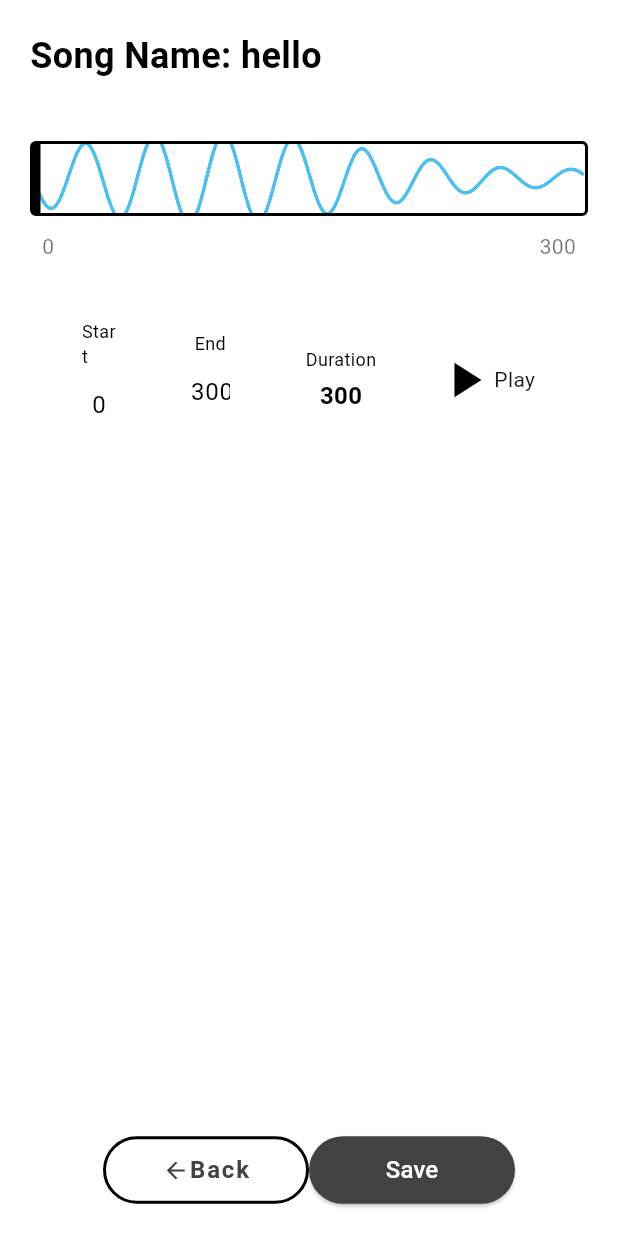
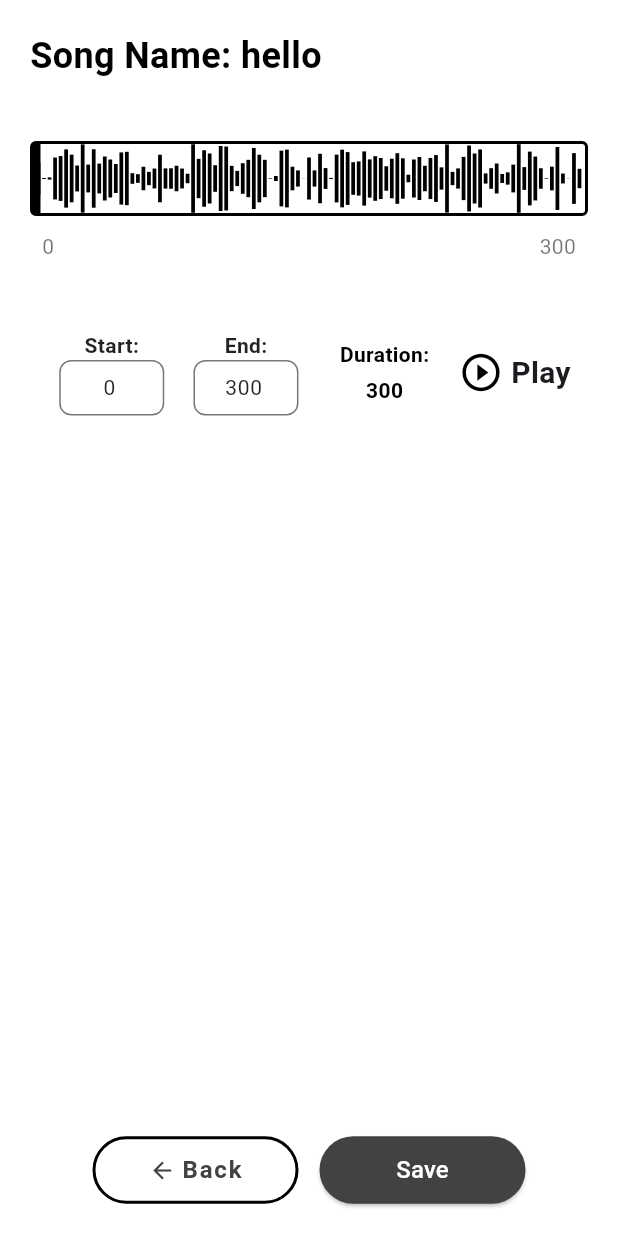
Before and after one commit to Amanbig/template, a Flutter app: the screen it shows after launch, after a tap on "Crop Music", on a phone screen of 412 x 824 dp. Run offline on Flutter 3.47's test engine with Material 3 defaults, Android fonts, the light colour scheme and no system bars; our stand-ins replace audioplayers, file_picker; Roboto replaces fonts that are missing (Times New Roman).

Commit message:
added new files

```diff
--- a/lib/components/drop_down.dart
+++ b/lib/components/drop_down.dart
@@ -1,9 +1,12 @@
+import 'package:file_picker/file_picker.dart';
 import 'package:flutter/material.dart';
 
 class DropDown extends StatefulWidget {
   bool isDropdownVisible;
   final void Function(bool) updateDropDown;
-  DropDown({super.key, required this.isDropdownVisible, required this.updateDropDown});
+  final void Function(String) updatePath;
+
+  DropDown({super.key, required this.isDropdownVisible, required this.updateDropDown, required this.updatePath});
 
   @override
   State<DropDown> createState() => _DropDownState();
@@ -19,6 +22,16 @@ class _DropDownState extends State<DropDown> {
     'Music 5',
   ];
   String selectedMusic = 'Music 1';
+
+  Future<void> pickFile() async {
+    FilePickerResult? result = await FilePicker.platform.pickFiles();
+    if (result != null && result.files.isNotEmpty) {
+      String? path = result.files.single.path;
+      if (path != null) {
+        widget.updatePath(path);
+      }
+    }
+  }
 
   @override
   Widget build(BuildContext context) {
@@ -81,7 +94,13 @@ class _DropDownState extends State<DropDown> {
                   return InkWell(
                     onTap: () {
                       setState(() {
-                        selectedMusic = item;
+                        if (index == 0) {
+                          pickFile();
+                          selectedMusic = 'New Audio';
+                          musicList.insert(1, selectedMusic);
+                        } else {
+                          selectedMusic = item;
+                        }
                         widget.isDropdownVisible = false;
                         widget.updateDropDown(widget.isDropdownVisible);
                       });
@@ -90,15 +109,18 @@ class _DropDownState extends State<DropDown> {
                       padding: const EdgeInsets.all(12.0),
                       child: Row(
                         children: [
-                          index==0 ? Icon(Icons.upload):Icon(Icons.play_circle_outlined),
-                          SizedBox(width: 2,),
-                          index==0 ?Text(
+                          index == 0
+                              ? Icon(Icons.upload)
+                              : Icon(Icons.play_circle_outlined),
+                          SizedBox(width: 2),
+                          index == 0
+                              ? Text(
                             item,
                             style: TextStyle(
                               color: Colors.green,
                             ),
                           )
-                              :Text(item),
+                              : Text(item),
                         ],
                       ),
                     ),
--- a/lib/pages/crop_page.dart
+++ b/lib/pages/crop_page.dart
@@ -186,7 +186,7 @@ class _AudioCropperPageState extends State<AudioCropperPage> {
           BoxShadow(
             color: Colors.white,
             blurRadius: 10,
-            spreadRadius: 1,
+            spreadRadius: 2,
           ),
         ],
       ),
@@ -195,7 +195,7 @@ class _AudioCropperPageState extends State<AudioCropperPage> {
           return Stack(
             children: [
               CustomPaint(
-                size: Size(constraints.maxWidth, 50),
+                size: Size(constraints.maxWidth, 150),
                 painter: WaveformPainter(
                   currentTime: _currentTimeNotifier.value,
                   totalDuration: totalDuration,
@@ -224,16 +224,36 @@ class _AudioCropperPageState extends State<AudioCropperPage> {
     );
   }
 
+
   Widget _buildCropHandles(double containerWidth) {
     return Stack(
       children: [
+        // Left-side overlay
+        Positioned(
+          left: 0,
+          width: (start / totalDuration) * containerWidth,
+          child: Container(
+            height: 50,
+            color: Colors.black.withOpacity(0.3),
+          ),
+        ),
+        // Right-side overlay
+        Positioned(
+          right: 0,
+          width: ((totalDuration - end) / totalDuration) * containerWidth,
+          child: Container(
+            height: 50,
+            color: Colors.black.withOpacity(0.3),
+          ),
+        ),
+        // Start handle
         Positioned(
           left: (start / totalDuration) * containerWidth,
           child: GestureDetector(
             onHorizontalDragUpdate: (details) {
               setState(() {
                 final newStart = start +
-                    (details.delta.dx / containerWidth) * totalDuration;
+                    (details.primaryDelta! / containerWidth) * totalDuration;
                 start = newStart.clamp(0, end - 1);
                 _startController.text = _formatTime(start);
               });
@@ -245,13 +265,14 @@ class _AudioCropperPageState extends State<AudioCropperPage> {
             ),
           ),
         ),
+        // End handle
         Positioned(
-          left: (end / totalDuration) * containerWidth,
+          left: ((end / totalDuration) * containerWidth) - 5,  // Subtract handle width
           child: GestureDetector(
             onHorizontalDragUpdate: (details) {
               setState(() {
                 final newEnd = end +
-                    (details.delta.dx / containerWidth) * totalDuration;
+                    (details.primaryDelta! / containerWidth) * totalDuration;
                 end = newEnd.clamp(start + 1, totalDuration);
                 _endController.text = _formatTime(end);
               });
@@ -268,42 +289,78 @@ class _AudioCropperPageState extends State<AudioCropperPage> {
   }
 
   Widget _buildTimeControls() {
-    return Row(
+    return Padding(
+      padding: const EdgeInsets.all(8.0),
+      child: LayoutBuilder(
+        builder: (context, constraints) {
+          final isSmallScreen = constraints.maxWidth < 300;
+
+          return Column(
+            children: [
+              Row(
                 mainAxisAlignment: MainAxisAlignment.spaceEvenly,
+                crossAxisAlignment: CrossAxisAlignment.center,
                 children: [
-        _buildTimeInput('Start', _startController, true),
-        _buildTimeInput('End', _endController, false),
-        _buildTimeDisplay('Duration', _formatTime(end - start)),
-        _buildPlaybackControls(),
+                  _buildTimeInput('Start', _startController, true, isSmallScreen),
+                  _buildTimeInput('End', _endController, false, isSmallScreen),
+                  if(!isSmallScreen)_buildTimeDisplay('Duration', _formatTime(end - start)),
+                  if(!isSmallScreen)_buildPlaybackControls(),
                 ],
+              ),
+              const SizedBox(height: 10),
+              if(isSmallScreen)_buildTimeDisplay('Duration', _formatTime(end - start)),
+              const SizedBox(height: 10),
+              if(isSmallScreen)_buildPlaybackControls(),
+            ],
+          );
+        },
+      ),
     );
   }
 
   Widget _buildTimeInput(
-      String label, TextEditingController controller, bool isStart) {
-    return Container(
-      width: 50,
-      padding: const EdgeInsets.symmetric(horizontal: 12, vertical: 8),
+      String label, TextEditingController controller, bool isStart, bool isSmallScreen) {
+    final double width = isSmallScreen ? 50 : 70; // Adjust width for smaller screens
+    return Padding(
+      padding: const EdgeInsets.all(8.0),
+      child: Container(
+        width: width,
         decoration: BoxDecoration(
           borderRadius: BorderRadius.circular(10),
         ),
         child: Column(
+          crossAxisAlignment: CrossAxisAlignment.center,
           children: [
             Text(
-            label,
-            style: const TextStyle(color: Colors.black, fontSize: 12),
+              '$label:',
+              style: const TextStyle(
+                color: Colors.black87,
+                fontWeight: FontWeight.bold,
+                fontSize: 14,
+              ),
             ),
             TextField(
               controller: controller,
-            style: const TextStyle(color: Colors.black, fontSize: 16),
+              style: const TextStyle(
+                color: Colors.black87,
+                fontSize: 14,
+              ),
               textAlign: TextAlign.center,
-            decoration: const InputDecoration(
-              border: InputBorder.none,
-              contentPadding: EdgeInsets.zero,
+              keyboardType: TextInputType.datetime,
+              decoration: InputDecoration(
+                isDense: true,
+                contentPadding: const EdgeInsets.symmetric(vertical: 8, horizontal: 2),
+                border: const OutlineInputBorder(
+                  borderRadius: BorderRadius.all(Radius.circular(8)),
+                ),
+                focusedBorder: const OutlineInputBorder(
+                  borderRadius: BorderRadius.all(Radius.circular(8)),
+                ),
               ),
               onSubmitted: (_) => _updateTimeFromText(isStart),
             ),
           ],
+        ),
       ),
     );
   }
@@ -317,8 +374,12 @@ class _AudioCropperPageState extends State<AudioCropperPage> {
       child: Column(
         children: [
           Text(
-            label,
-            style: const TextStyle(color: Colors.black, fontSize: 12),
+            '$label:',
+            style: const TextStyle(
+              color: Colors.black,
+              fontSize: 14,
+              fontWeight: FontWeight.bold,
+            ),
           ),
           const SizedBox(height: 4),
           Text(
@@ -326,7 +387,7 @@ class _AudioCropperPageState extends State<AudioCropperPage> {
             style: const TextStyle(
               color: Colors.black,
               fontWeight: FontWeight.bold,
-              fontSize: 16,
+              fontSize: 14,
             ),
           ),
         ],
@@ -340,32 +401,34 @@ class _AudioCropperPageState extends State<AudioCropperPage> {
       children: [
         GestureDetector(
           onTap: _playPauseMusic,
-          child: Container(
-            width: 80,
-            height: 80,
-            decoration: BoxDecoration(
-              shape: BoxShape.circle,
-            ),
           child: Row(
             children: [
               Icon(
-                  isPlaying ? Icons.pause : Icons.play_arrow,
-                  size: 40,
+                isPlaying ? Icons.pause_circle_outline : Icons.play_circle_outline,
+                size: 30,
                 color: Colors.black,
               ),
-                Text(!isPlaying ? 'Play' : 'Pause'),
+              const SizedBox(width: 5),
+              Text(
+                !isPlaying ? 'Play' : 'Pause',
+                style: const TextStyle(
+                  fontSize: 20,
+                  fontWeight: FontWeight.bold,
+                ),
+              ),
             ],
-            ),
           ),
         ),
       ],
     );
   }
 
+
   Widget _buildActionButtons() {
     return Row(
       mainAxisAlignment: MainAxisAlignment.center,
       crossAxisAlignment: CrossAxisAlignment.center,
+      spacing: 14,
       children: [
         TextButton(
           onPressed: () {
@@ -387,6 +450,7 @@ class _AudioCropperPageState extends State<AudioCropperPage> {
             mainAxisAlignment: MainAxisAlignment.center,
             children: [
               Icon(Icons.arrow_back, color: Colors.grey[800]),
+              SizedBox(width: 4,),
               Text('Back',
                   style: TextStyle(
                     color: Colors.grey[800],
@@ -435,80 +499,32 @@ class WaveformPainter extends CustomPainter {
   @override
   void paint(Canvas canvas, Size size) {
     final paint = Paint()
-      ..color = Colors.grey[600]!
-      ..strokeWidth = 2
-      ..style = PaintingStyle.stroke;
+      ..color = Colors.black
+      ..strokeWidth = 2.5;
 
-    final activePaint = Paint()
-      ..color = Colors.blue[400]!
-      ..strokeWidth = 2
-      ..style = PaintingStyle.stroke;
+    final random = Random();
+    final lineCount = 100; // Number of vertical lines (waveform resolution)
+    final lineWidth = size.width / lineCount;
+    final centerY = size.height / 2;
 
-    final selectedPaint = Paint()
-      ..color = Colors.lightBlueAccent
-      ..strokeWidth = 2
-      ..style = PaintingStyle.stroke;
+    for (int i = 0; i < lineCount; i++) {
+      final x = i * lineWidth;
 
-    final playheadPaint = Paint()
-      ..color = Colors.red
-      ..strokeWidth = 2
-      ..style = PaintingStyle.stroke;
+      // Generate a random "frequency" for the line (simulate waveform)
+      final frequency = random.nextDouble() * 2 - 1; // Random value between -1 and 1
 
-    final path = Path();
-    final activePath = Path();
-    final selectedPath = Path();
+      // Calculate the height of the line based on frequency, but keep it centered
+      final lineHeight = frequency * size.height / 2;
 
-    for (var i = 0; i < size.width; i++) {
-      final x = i.toDouble();
-      final progress = i / size.width;
-      final timeAtPoint = progress * totalDuration;
-      final amplitude = _generateRandomAmplitude(timeAtPoint);
-      final y = size.height / 2 + 30 * amplitude * sin(progress * 50);
-
-      if (i == 0) {
-        path.moveTo(x, y);
-        activePath.moveTo(x, y);
-        selectedPath.moveTo(x, y);
-      } else {
-        path.lineTo(x, y);
-        activePath.lineTo(x, y);
-        selectedPath.lineTo(x, y);
+      // Draw the waveform line centered around the middle of the canvas
+      canvas.drawLine(
+        Offset(x, centerY - lineHeight), // Start point (above center)
+        Offset(x, centerY + lineHeight), // End point (below center)
+        paint,
+      );
     }
   }
 
-    // Draw inactive waveform
-    canvas.drawPath(path, paint);
-
-    // Draw active region
-    canvas.save();
-    canvas.clipRect(
-      Rect.fromLTRB(
-        (start / totalDuration) * size.width,
-        0,
-        (end / totalDuration) * size.width,
-        size.height,
-      ),
-    );
-    canvas.drawPath(selectedPath, selectedPaint);
-    canvas.restore();
-
-    // Draw current position line
-    final playheadX = (currentTime / totalDuration) * size.width;
-    canvas.drawLine(
-      Offset(playheadX, 0),
-      Offset(playheadX, size.height),
-      playheadPaint,
-    );
+  @override
+  bool shouldRepaint(CustomPainter oldDelegate) => true;
 }
-
-  double _generateRandomAmplitude(double seed) {
-    final randomValue = (sin(seed * 5) * 0.5 + 0.5) * 0.8 + 0.2;
-    return min(1.0, max(0.2, randomValue));
-  }
-
-  @override
-  bool shouldRepaint(WaveformPainter oldDelegate) =>
-      currentTime != oldDelegate.currentTime ||
-          start != oldDelegate.start ||
-          end != oldDelegate.end;
-}
--- a/lib/pages/home_page.dart
+++ b/lib/pages/home_page.dart
@@ -1,6 +1,8 @@
 import 'dart:io';
+import 'package:file_picker/file_picker.dart';
 import 'package:flutter/cupertino.dart';
 import 'package:flutter/material.dart';
+import 'package:path_provider/path_provider.dart';
 import 'package:template/components/drop_down.dart';
 import 'package:template/components/home_page_buttons.dart';
 import 'package:template/pages/crop_page.dart';
@@ -21,6 +23,23 @@ class _HomePageState extends State<HomePage> {
   void setAudio(double start, double end) {
     widget.start = start;
     widget.end = end;
+  }
+
+  String url = '';
+
+
+  Future<String> getFilePath() async {
+    // Get the app's document directory (platform-specific)
+    final directory = await getApplicationDocumentsDirectory();
+
+    // Return the full file path in the app's documents folder
+    return directory.path;  // You can append file name if needed
+  }
+
+  Future<void> updatePath(String path) async {
+    setState(() {
+      url = path;
+    });
   }
 
   void updateDropDown(bool dropdown) {
@@ -88,7 +107,7 @@ class _HomePageState extends State<HomePage> {
                           fontSize: 14,
                         ),
                       ),
-                      DropDown(updateDropDown: updateDropDown, isDropdownVisible: _isDropdownVisible),
+                      DropDown(updateDropDown: updateDropDown, isDropdownVisible: _isDropdownVisible, updatePath: updatePath,),
                     ],
                   ),
                 ),
@@ -96,7 +115,8 @@ class _HomePageState extends State<HomePage> {
                     ? HomePageButtons(
                   setAudio: setAudio,
                   name: 'hello',
-                  url: 'hello', // Removed null coalescing
+                  url: url,
+                  // Removed null coalescing
                 )
                     : Container(),
               ],
```
Also changed, not shown: pubspec.yaml (+8 -6 lines), pubspec.lock. Lines whose indentation alone changed are shown as unchanged.
